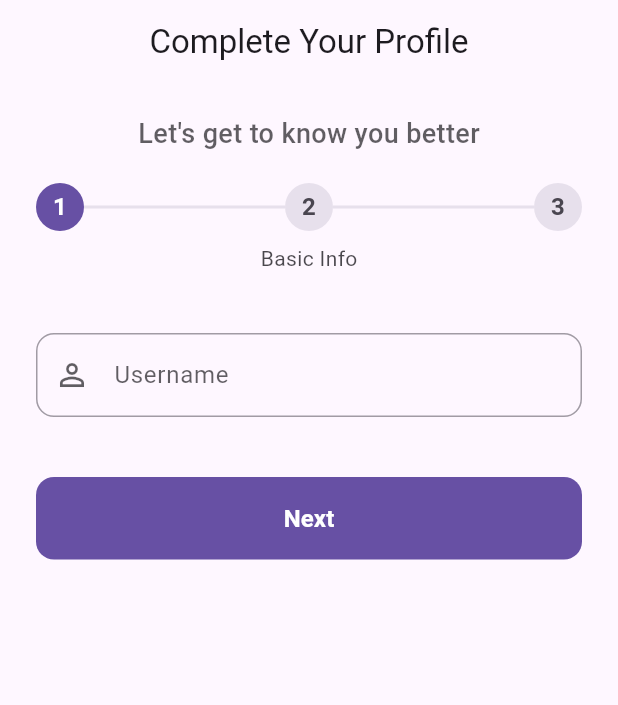
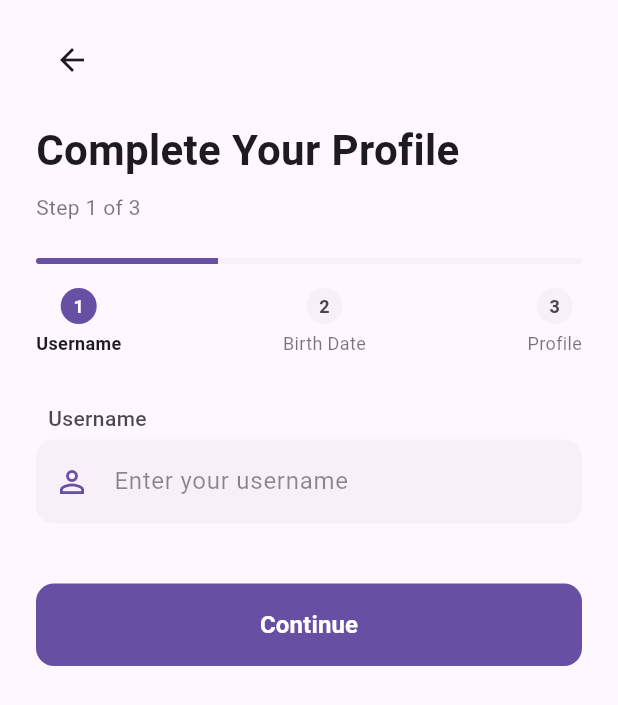
Before and after one commit to Jawadyyy/live, a Flutter app: the ProfileSetupScreen screen opened directly, on a phone screen of 412 x 824 dp. Shown: the top 705 px of the screen. Run offline on Flutter 3.47's test engine with Material 3 defaults, Android fonts, the phone set to English and light mode, and no system bars; our stand-ins replace google_nav_bar, google_sign_in, image_picker, intl_phone_field, supabase_flutter; accounts and stored records are empty.

Commit message:
Updated Profile

```diff
--- a/lib/screens/main/profile_setup.dart
+++ b/lib/screens/main/profile_setup.dart
@@ -234,12 +234,21 @@ class _ProfileSetupScreenState extends State<ProfileSetupScreen> {
               Container(
                 padding: const EdgeInsets.all(16),
                 decoration: BoxDecoration(
+                  color: Theme.of(
+                    context,
+                  ).colorScheme.surfaceVariant.withOpacity(0.3),
+                  borderRadius: BorderRadius.circular(12),
+                  border: Border.all(
                     color: Theme.of(context).colorScheme.surfaceVariant,
-                  borderRadius: BorderRadius.circular(12),
+                    width: 1,
+                  ),
                 ),
                 child: Row(
                   children: [
-                    const Icon(Icons.info_outline),
+                    Icon(
+                      Icons.info_outline,
+                      color: Theme.of(context).colorScheme.primary,
+                    ),
                     const SizedBox(width: 10),
                     Text(
                       'Your age: $_calculatedAge',
@@ -256,32 +265,68 @@ class _ProfileSetupScreenState extends State<ProfileSetupScreen> {
       case 3:
         return Column(
           children: [
-            GestureDetector(
-              onTap: _pickImage,
-              child: CircleAvatar(
-                radius: 60,
-                backgroundColor: Theme.of(context).colorScheme.surfaceVariant,
-                backgroundImage:
-                    _profileImage != null
-                        ? FileImage(File(_profileImage!.path))
-                        : null,
-                child:
-                    _profileImage == null
-                        ? Icon(
-                          Icons.add_a_photo,
-                          size: 40,
-                          color: Theme.of(context).colorScheme.onSurfaceVariant,
-                        )
-                        : null,
+            Stack(
+              children: [
+                Container(
+                  width: 140,
+                  height: 140,
+                  decoration: BoxDecoration(
+                    shape: BoxShape.circle,
+                    border: Border.all(
+                      color: Theme.of(
+                        context,
+                      ).colorScheme.primary.withOpacity(0.2),
+                      width: 2,
                     ),
                   ),
-            const SizedBox(height: 20),
-            Text(
-              'Upload Profile Picture',
-              style: TextStyle(
-                fontSize: 16,
-                color: Theme.of(context).colorScheme.onBackground,
+                  child: ClipOval(
+                    child:
+                        _profileImage != null
+                            ? Image.file(
+                              File(_profileImage!.path),
+                              fit: BoxFit.cover,
+                            )
+                            : Container(
+                              color: Theme.of(
+                                context,
+                              ).colorScheme.surfaceVariant.withOpacity(0.3),
+                              child: Icon(
+                                Icons.person,
+                                size: 60,
+                                color: Theme.of(
+                                  context,
+                                ).colorScheme.onSurfaceVariant.withOpacity(0.5),
                               ),
+                            ),
+                  ),
+                ),
+                Positioned(
+                  bottom: 0,
+                  right: 0,
+                  child: GestureDetector(
+                    onTap: _pickImage,
+                    child: Container(
+                      padding: const EdgeInsets.all(8),
+                      decoration: BoxDecoration(
+                        color: Theme.of(context).colorScheme.primary,
+                        shape: BoxShape.circle,
+                        boxShadow: [
+                          BoxShadow(
+                            color: Colors.black.withOpacity(0.1),
+                            blurRadius: 6,
+                            offset: const Offset(0, 3),
+                          ),
+                        ],
+                      ),
+                      child: Icon(
+                        Icons.edit,
+                        size: 20,
+                        color: Theme.of(context).colorScheme.onPrimary,
+                      ),
+                    ),
+                  ),
+                ),
+              ],
             ),
             const SizedBox(height: 30),
             _buildTextField(
@@ -307,37 +352,56 @@ class _ProfileSetupScreenState extends State<ProfileSetupScreen> {
 
     return Scaffold(
       backgroundColor: colorScheme.background,
-      appBar: AppBar(
-        title: const Text("Complete Your Profile"),
-        centerTitle: true,
-        elevation: 0,
-        backgroundColor: colorScheme.surface,
-        foregroundColor: colorScheme.onSurface,
+      body: SafeArea(
+        child: SingleChildScrollView(
+          padding: const EdgeInsets.symmetric(horizontal: 24, vertical: 16),
+          child: Column(
+            crossAxisAlignment: CrossAxisAlignment.start,
+            children: [
+              // Header with step indicator
+              Column(
+                crossAxisAlignment: CrossAxisAlignment.start,
+                children: [
+                  IconButton(
+                    icon: const Icon(Icons.arrow_back),
+                    onPressed: () => Navigator.of(context).pop(),
+                    color: colorScheme.onBackground,
                   ),
-      body: SingleChildScrollView(
-        padding: const EdgeInsets.symmetric(horizontal: 24),
-        child: Column(
-          children: [
-            const SizedBox(height: 20),
+                  const SizedBox(height: 16),
                   Text(
-              "Let's get to know you better",
+                    "Complete Your Profile",
                     style: TextStyle(
-                fontSize: 18,
-                fontWeight: FontWeight.w500,
-                color: colorScheme.onBackground.withOpacity(0.7),
+                      fontSize: 28,
+                      fontWeight: FontWeight.bold,
+                      color: colorScheme.onBackground,
                     ),
                   ),
-            const SizedBox(height: 20),
+                  const SizedBox(height: 8),
+                  Text(
+                    "Step $_currentStep of $_totalSteps",
+                    style: TextStyle(
+                      fontSize: 14,
+                      color: colorScheme.onBackground.withOpacity(0.6),
+                    ),
+                  ),
+                  const SizedBox(height: 24),
                   StepProgressIndicator(
                     currentStep: _currentStep,
                     totalSteps: _totalSteps,
                   ),
-            const SizedBox(height: 40),
+                  const SizedBox(height: 32),
+                ],
+              ),
+
+              // Form content
               Form(
                 key: _formKey,
                 child: Column(
                   children: [
-                  _buildStepContent(),
+                    AnimatedSwitcher(
+                      duration: const Duration(milliseconds: 300),
+                      child: _buildStepContent(),
+                    ),
                     const SizedBox(height: 40),
                     Row(
                       children: [
@@ -346,7 +410,9 @@ class _ProfileSetupScreenState extends State<ProfileSetupScreen> {
                             child: OutlinedButton(
                               onPressed: _previousStep,
                               style: OutlinedButton.styleFrom(
-                              padding: const EdgeInsets.symmetric(vertical: 16),
+                                padding: const EdgeInsets.symmetric(
+                                  vertical: 16,
+                                ),
                                 shape: RoundedRectangleBorder(
                                   borderRadius: BorderRadius.circular(12),
                                 ),
@@ -386,8 +452,8 @@ class _ProfileSetupScreenState extends State<ProfileSetupScreen> {
                                     )
                                     : Text(
                                       _currentStep < _totalSteps
-                                        ? "Next"
-                                        : "Complete Profile",
+                                          ? "Continue"
+                                          : "Finish",
                                       style: TextStyle(
                                         fontSize: 16,
                                         fontWeight: FontWeight.w600,
@@ -404,6 +470,7 @@ class _ProfileSetupScreenState extends State<ProfileSetupScreen> {
             ],
           ),
         ),
+      ),
     );
   }
 
@@ -418,36 +485,50 @@ class _ProfileSetupScreenState extends State<ProfileSetupScreen> {
     final theme = Theme.of(context);
     final colorScheme = theme.colorScheme;
 
-    return TextFormField(
+    return Column(
+      crossAxisAlignment: CrossAxisAlignment.start,
+      children: [
+        Padding(
+          padding: const EdgeInsets.only(left: 8.0, bottom: 4),
+          child: Text(
+            label,
+            style: TextStyle(
+              color: colorScheme.onSurface.withOpacity(0.8),
+              fontSize: 14,
+              fontWeight: FontWeight.w500,
+            ),
+          ),
+        ),
+        TextFormField(
           controller: controller,
           maxLines: maxLines,
           style: TextStyle(color: colorScheme.onSurface),
           decoration: InputDecoration(
-        labelText: label,
-        labelStyle: TextStyle(color: colorScheme.onSurface.withOpacity(0.7)),
             hintText: hint,
             hintStyle: TextStyle(color: colorScheme.onSurface.withOpacity(0.5)),
-        prefixIcon: Icon(icon, color: colorScheme.onSurface.withOpacity(0.7)),
+            prefixIcon: Icon(icon, color: colorScheme.primary),
             border: OutlineInputBorder(
               borderRadius: BorderRadius.circular(12),
-          borderSide: BorderSide(color: colorScheme.outline),
+              borderSide: BorderSide.none,
             ),
             enabledBorder: OutlineInputBorder(
               borderRadius: BorderRadius.circular(12),
-          borderSide: BorderSide(color: colorScheme.outline.withOpacity(0.7)),
+              borderSide: BorderSide.none,
             ),
             focusedBorder: OutlineInputBorder(
               borderRadius: BorderRadius.circular(12),
-          borderSide: BorderSide(color: colorScheme.primary, width: 2),
+              borderSide: BorderSide(color: colorScheme.primary, width: 1.5),
             ),
             filled: true,
-        fillColor: colorScheme.surface,
+            fillColor: colorScheme.surfaceVariant.withOpacity(0.3),
             contentPadding: const EdgeInsets.symmetric(
               vertical: 16,
               horizontal: 16,
             ),
           ),
           validator: validator,
+        ),
+      ],
     );
   }
 }
@@ -465,53 +546,68 @@ class StepProgressIndicator extends StatelessWidget {
   @override
   Widget build(BuildContext context) {
     final colorScheme = Theme.of(context).colorScheme;
+    final activeColor = colorScheme.primary;
+    final inactiveColor = colorScheme.surfaceVariant.withOpacity(0.3);
 
     return Column(
       children: [
+        SizedBox(
+          height: 4,
+          child: ClipRRect(
+            borderRadius: BorderRadius.circular(2),
+            child: LinearProgressIndicator(
+              value: currentStep / totalSteps,
+              backgroundColor: inactiveColor,
+              color: activeColor,
+              minHeight: 4,
+            ),
+          ),
+        ),
+        const SizedBox(height: 16),
         Row(
-          mainAxisAlignment: MainAxisAlignment.center,
-          children: List.generate(totalSteps * 2 - 1, (index) {
-            final isCircle = index % 2 == 0;
-            final stepIndex = (index ~/ 2) + 1;
+          mainAxisAlignment: MainAxisAlignment.spaceBetween,
+          children: List.generate(totalSteps, (index) {
+            final stepNumber = index + 1;
+            final isActive = stepNumber <= currentStep;
 
-            if (isCircle) {
-              final isActive = stepIndex <= currentStep;
-              return CircleAvatar(
-                radius: 16,
-                backgroundColor:
-                    isActive ? colorScheme.primary : colorScheme.surfaceVariant,
+            return Column(
+              children: [
+                Container(
+                  width: 24,
+                  height: 24,
+                  decoration: BoxDecoration(
+                    color: isActive ? activeColor : inactiveColor,
+                    shape: BoxShape.circle,
+                  ),
+                  child: Center(
                     child: Text(
-                  '$stepIndex',
+                      '$stepNumber',
                       style: TextStyle(
                         color:
                             isActive
                                 ? colorScheme.onPrimary
                                 : colorScheme.onSurfaceVariant,
                         fontWeight: FontWeight.bold,
+                        fontSize: 12,
                       ),
                     ),
+                  ),
+                ),
+                const SizedBox(height: 4),
+                Text(
+                  _getStepTitle(stepNumber),
+                  style: TextStyle(
+                    fontSize: 12,
+                    fontWeight: isActive ? FontWeight.bold : FontWeight.normal,
+                    color:
+                        isActive
+                            ? colorScheme.onBackground
+                            : colorScheme.onBackground.withOpacity(0.6),
+                  ),
+                ),
+              ],
             );
-            } else {
-              final isLineActive = stepIndex < currentStep;
-              return Expanded(
-                child: Container(
-                  height: 2,
-                  color:
-                      isLineActive
-                          ? colorScheme.primary
-                          : colorScheme.surfaceVariant,
-                ),
-              );
-            }
           }),
-        ),
-        const SizedBox(height: 8),
-        Text(
-          _getStepTitle(currentStep),
-          style: TextStyle(
-            fontSize: 14,
-            color: colorScheme.onBackground.withOpacity(0.8),
-          ),
         ),
       ],
     );
@@ -520,11 +616,11 @@ class StepProgressIndicator extends StatelessWidget {
   String _getStepTitle(int step) {
     switch (step) {
       case 1:
-        return 'Basic Info';
+        return 'Username';
       case 2:
         return 'Birth Date';
       case 3:
-        return 'Profile Picture';
+        return 'Profile';
       default:
         return 'Step $step';
     }
```
Lines whose indentation alone changed are shown as unchanged.
